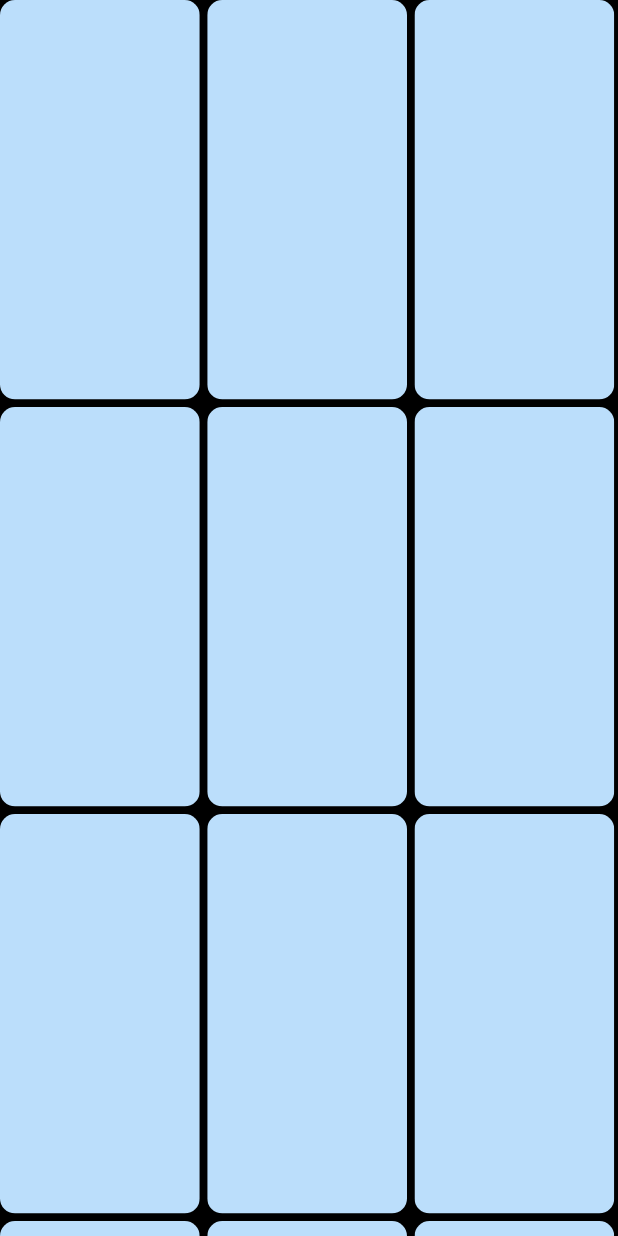
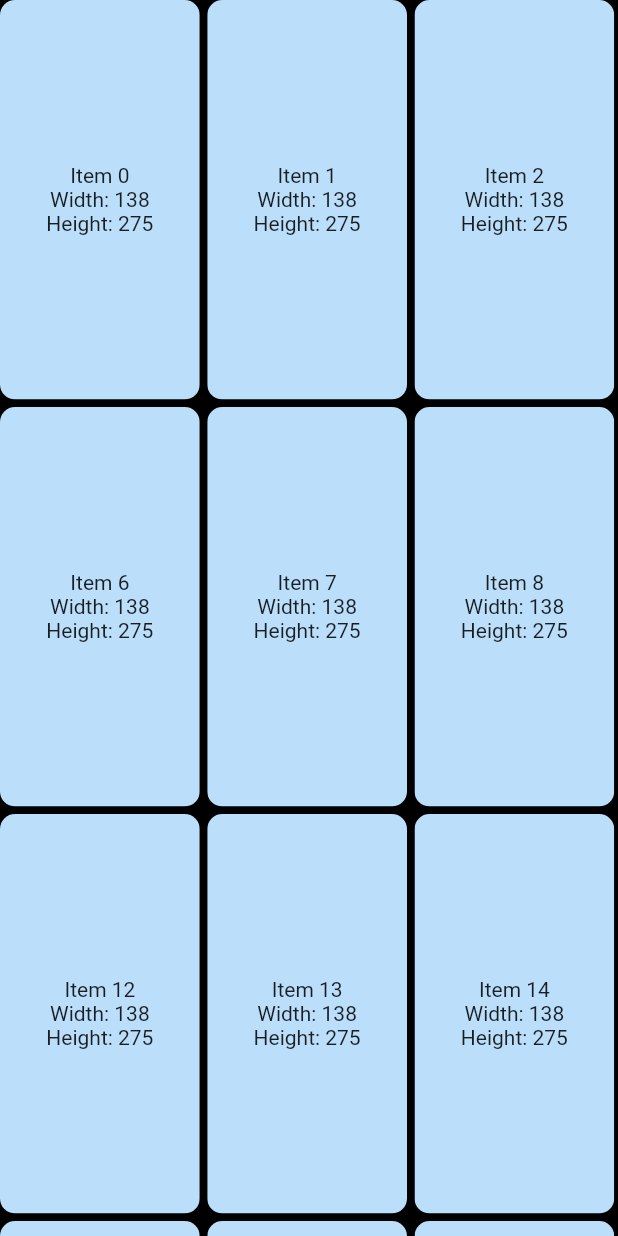
Before and after one commit to Roaa94/recipes_ui_app, a Flutter app: the screen it shows after launch, on a phone screen of 412 x 824 dp. Run offline on Flutter 3.47's test engine with Material 2 defaults, Android fonts, the phone set to English and light mode, and no system bars.

Commit message:
chore: another variation of yet another non-working grid

```diff
--- a/lib/playground/interactive_grid/home_page.dart
+++ b/lib/playground/interactive_grid/home_page.dart
@@ -1,6 +1,6 @@
 import 'package:flutter/material.dart';
 import 'package:flutter/services.dart';
-import 'package:flutter_vikings/playground/interactive_grid/interactive_grid.dart';
+import 'package:flutter_vikings/playground/interactive_grid/interactive_grid_3.dart';
 
 class HomePage extends StatelessWidget {
   const HomePage({Key? key}) : super(key: key);
@@ -9,10 +9,17 @@ class HomePage extends StatelessWidget {
   Widget build(BuildContext context) {
     SystemChrome.setSystemUIOverlayStyle(SystemUiOverlayStyle.light);
 
-    return const Scaffold(
+    return Scaffold(
       backgroundColor: Colors.black,
-      body: InteractiveGrid(
-        horizontalAxisCount: 6,
+      body: SafeArea(
+        child: InteractiveGrid(
+          maxHAxisCount: 6,
+          minHAxisCount: 3,
+          width: MediaQuery.of(context).size.width,
+          height: MediaQuery.of(context).size.height -
+              MediaQuery.of(context).padding.bottom -
+              MediaQuery.of(context).padding.top,
+        ),
       ),
     );
   }
--- a/lib/playground/interactive_grid/interactive_grid.dart
+++ b/lib/playground/interactive_grid/interactive_grid.dart
@@ -1,12 +1,20 @@
+import 'dart:developer';
+
 import 'package:flutter/material.dart';
 
 class InteractiveGrid extends StatefulWidget {
   const InteractiveGrid({
     Key? key,
-    required this.horizontalAxisCount,
+    required this.maxHAxisCount,
+    required this.minHAxisCount,
+    required this.height,
+    required this.width,
   }) : super(key: key);
 
-  final int horizontalAxisCount;
+  final double height;
+  final double width;
+  final int maxHAxisCount;
+  final int minHAxisCount;
 
   @override
   State<InteractiveGrid> createState() => _InteractiveGridState();
@@ -18,6 +26,11 @@ class _InteractiveGridState extends State<InteractiveGrid>
       TransformationController();
   Animation<Matrix4>? _snapAnimation;
   late final AnimationController _animationController;
+
+  late double gridChildWidth;
+  late double gridChildHeight;
+  late double gridWidth;
+  late double gridChildAspectRatio;
 
   void _onAnimateSnap() {
     _transformationController.value = _snapAnimation!.value;
@@ -34,27 +47,44 @@ class _InteractiveGridState extends State<InteractiveGrid>
     double scaleZ = previous.entry(2, 2);
     double xTranslation = previous.getTranslation().x;
     double yTranslation = previous.getTranslation().y;
+    double xDistance = xTranslation * scaleX;
+    double yDistance = yTranslation * scaleY;
+    bool snapToNextX =
+        xTranslation.abs() % gridChildWidth > gridChildWidth * 0.75;
+    bool snapToNextY =
+        yTranslation.abs() % gridChildHeight > gridChildHeight * 0.75;
+    int traveledXItems = snapToNextX
+        ? (xTranslation.abs() / gridChildWidth).ceil()
+        : (xTranslation.abs() / gridChildWidth).floor();
+    int traveledYItems = snapToNextY
+        ? (yTranslation.abs() / gridChildHeight).ceil()
+        : (yTranslation.abs() / gridChildHeight).floor();
+
+    log('translation: $xTranslation, $yTranslation');
+    log('current item traveled x distance: ${xDistance % gridChildWidth}');
+    log('current item traveled y distance: ${yTranslation.abs() % gridChildHeight}');
+    log('traveled items: $traveledXItems, $traveledYItems');
 
     Matrix4 updated = Matrix4.identity()
       ..setEntry(0, 0, scaleX)
       ..setEntry(1, 1, scaleY)
       ..setEntry(2, 2, scaleZ)
-      ..setTranslationRaw(-20, -20, 0);
-    print('Scales: $scaleX, $scaleY, $scaleZ');
-    print('updated $updated');
-    print('previous $previous');
+      ..setTranslationRaw(-traveledXItems * gridChildWidth * scaleX,
+          -traveledYItems * gridChildHeight * scaleY, 0);
+    log('Scales: $scaleX, $scaleY, $scaleZ');
     return updated;
   }
 
   void _initSnapAnimation() {
     _animationController.reset();
+    _updateTransformationMatrix(_transformationController.value);
     _snapAnimation = Matrix4Tween(
       begin: _transformationController.value,
       end: _updateTransformationMatrix(_transformationController.value),
     ).animate(
       CurvedAnimation(
         parent: _animationController,
-        curve: Curves.linear,
+        curve: Curves.easeInOut,
       ),
     );
     _snapAnimation!.addListener(_onAnimateSnap);
@@ -84,6 +114,11 @@ class _InteractiveGridState extends State<InteractiveGrid>
       vsync: this,
       duration: const Duration(milliseconds: 500),
     );
+
+    gridChildWidth = widget.width / widget.minHAxisCount;
+    gridChildHeight = widget.height / widget.minHAxisCount;
+    gridWidth = gridChildWidth * widget.maxHAxisCount;
+    gridChildAspectRatio = gridChildWidth / gridChildHeight;
   }
 
   @override
@@ -94,21 +129,13 @@ class _InteractiveGridState extends State<InteractiveGrid>
 
   @override
   Widget build(BuildContext context) {
-    Size screenSize = MediaQuery.of(context).size;
-    double gridWidth = screenSize.width * 2;
-    double gridChildAspectRatio = screenSize.width /
-        (screenSize.height - MediaQuery.of(context).padding.top);
-
     return InteractiveViewer(
       constrained: false,
       minScale: 1,
       maxScale: 3,
-      // boundaryMargin: EdgeInsets.only(
-      //   bottom: MediaQuery.of(context).padding.bottom,
-      // ),
       transformationController: _transformationController,
       onInteractionUpdate: (ScaleUpdateDetails details) {
-        // print(_transformationController.value.getTranslation().x);
+        // log(_transformationController.value.getTranslation().toString());
         // print(_transformationController.value.getMaxScaleOnAxis());
       },
       onInteractionEnd: (ScaleEndDetails details) {
@@ -121,18 +148,31 @@ class _InteractiveGridState extends State<InteractiveGrid>
         child: GridView.builder(
           physics: const NeverScrollableScrollPhysics(),
           gridDelegate: SliverGridDelegateWithFixedCrossAxisCount(
-            crossAxisCount: widget.horizontalAxisCount,
+            crossAxisCount: widget.maxHAxisCount,
+            childAspectRatio: gridChildAspectRatio,
             mainAxisSpacing: 5,
             crossAxisSpacing: 5,
-            childAspectRatio: gridChildAspectRatio,
           ),
-          itemCount: 52,
+          itemCount: 30,
           clipBehavior: Clip.none,
           itemBuilder: (context, i) {
             return ClipRRect(
               borderRadius: BorderRadius.circular(10),
-              child: Container(
-                color: Colors.blue.shade100,
+              child: GestureDetector(
+                onTap: () {
+                  print('tapped $i');
+                },
+                child: Container(
+                  color: Colors.blue.shade100,
+                  child: Column(
+                    mainAxisAlignment: MainAxisAlignment.center,
+                    children: [
+                      Text('Item $i'),
+                      Text('Width: ${gridChildWidth.ceil()}'),
+                      Text('Height: ${gridChildHeight.ceil()}'),
+                    ],
+                  ),
+                ),
               ),
             );
           },
--- /dev/null
+++ b/lib/playground/interactive_grid/interactive_grid_3.dart
@@ -0,0 +1,166 @@
+import 'dart:developer';
+
+import 'package:flutter/material.dart';
+
+class InteractiveGrid extends StatefulWidget {
+  const InteractiveGrid({
+    Key? key,
+    required this.maxHAxisCount,
+    required this.minHAxisCount,
+    required this.height,
+    required this.width,
+  }) : super(key: key);
+
+  final double height;
+  final double width;
+  final int maxHAxisCount;
+  final int minHAxisCount;
+
+  @override
+  State<InteractiveGrid> createState() => _InteractiveGridState();
+}
+
+class _InteractiveGridState extends State<InteractiveGrid>
+    with SingleTickerProviderStateMixin {
+  late final AnimationController _animationController;
+  Animation<Offset>? _snapOffsetAnimation;
+  Offset offset = const Offset(0, 0);
+  double scale = 1;
+
+  late double gridChildWidth;
+  late double gridChildHeight;
+  late double gridWidth;
+  late double gridChildAspectRatio;
+
+  _updateOffset(Offset previousOffset) {
+    bool snapToNextX =
+        previousOffset.dx.abs() % gridChildWidth > gridChildWidth * 0.75;
+    bool snapToNextY =
+        previousOffset.dy.abs() % gridChildHeight > gridChildHeight * 0.75;
+    int traveledXItems = snapToNextX
+        ? (previousOffset.dx.abs() / gridChildWidth).ceil()
+        : (previousOffset.dx.abs() / gridChildWidth).floor();
+    int traveledYItems = snapToNextY
+        ? (previousOffset.dy.abs() / gridChildHeight).ceil()
+        : (previousOffset.dy.abs() / gridChildHeight).floor();
+    return Offset(
+      -traveledXItems * gridChildWidth,
+      -traveledYItems * gridChildHeight,
+    );
+  }
+
+  void _onAnimateSnap() {
+    offset = _snapOffsetAnimation!.value;
+    if (!_animationController.isAnimating) {
+      _snapOffsetAnimation!.removeListener(_onAnimateSnap);
+      _snapOffsetAnimation = null;
+      _animationController.reset();
+    }
+  }
+
+  void _onScaleEnd(ScaleEndDetails details) {
+    _snapOffsetAnimation = Tween<Offset>(
+      begin: offset,
+      end: _updateOffset(offset),
+    ).animate(_animationController);
+    _snapOffsetAnimation!.addListener(_onAnimateSnap);
+    _animationController.forward();
+  }
+
+  // Stop a running reset to home transform animation.
+  void _animateResetStop() {
+    _animationController.stop();
+    _snapOffsetAnimation?.removeListener(_onAnimateSnap);
+    _snapOffsetAnimation = null;
+    _animationController.reset();
+  }
+
+  void _onScaleStart(ScaleStartDetails details) {
+    // If the user tries to cause a transformation while the snap animation is
+    // running, cancel the snap animation.
+    if (_animationController.status == AnimationStatus.forward) {
+      _animateResetStop();
+    }
+  }
+
+  @override
+  void initState() {
+    super.initState();
+    _animationController = AnimationController(
+      vsync: this,
+      duration: const Duration(milliseconds: 300),
+    );
+
+    gridChildWidth = widget.width / widget.minHAxisCount;
+    gridChildHeight = widget.height / widget.minHAxisCount;
+    gridWidth = gridChildWidth * widget.maxHAxisCount;
+    gridChildAspectRatio = gridChildWidth / gridChildHeight;
+  }
+
+  @override
+  Widget build(BuildContext context) {
+    return GestureDetector(
+      behavior: HitTestBehavior.opaque,
+      onScaleUpdate: (ScaleUpdateDetails details) {
+        double xPosition = offset.dx + details.focalPointDelta.dx;
+        double yPosition = offset.dy + details.focalPointDelta.dy;
+        setState(() {
+          offset = Offset(xPosition, yPosition);
+          // if (details.scale != 1) {
+          //   scale = details.scale;
+          // }
+        });
+        // log(details.scale.toString());
+      },
+      onScaleStart: _onScaleStart,
+      onScaleEnd: _onScaleEnd,
+      child: OverflowBox(
+        alignment: Alignment.topLeft,
+        minHeight: 0,
+        minWidth: 0,
+        maxWidth: gridWidth,
+        maxHeight: gridWidth / gridChildAspectRatio,
+        child: AnimatedBuilder(
+          animation: _animationController,
+          builder: (c, child) => Transform.translate(
+            offset: offset,
+            child: child,
+          ),
+          child: GridView.builder(
+            physics: const NeverScrollableScrollPhysics(),
+            gridDelegate: SliverGridDelegateWithFixedCrossAxisCount(
+              crossAxisCount: 6,
+              mainAxisSpacing: 5,
+              crossAxisSpacing: 5,
+              childAspectRatio: gridChildAspectRatio,
+            ),
+            itemCount: 52,
+            clipBehavior: Clip.none,
+            itemBuilder: (context, i) {
+              return Transform(
+                transform: Matrix4.identity(),
+                // ..setEntry(3, 2, 0.001)
+                // ..rotateY(45 * 3.14 / 180),
+                alignment: Alignment.centerLeft,
+                child: ClipRRect(
+                  borderRadius: BorderRadius.circular(10),
+                  child: Container(
+                    color: Colors.blue.shade100,
+                    child: Column(
+                      mainAxisAlignment: MainAxisAlignment.center,
+                      children: [
+                        Text('Item $i'),
+                        Text('Width: ${gridChildWidth.ceil()}'),
+                        Text('Height: ${gridChildHeight.ceil()}'),
+                      ],
+                    ),
+                  ),
+                ),
+              );
+            },
+          ),
+        ),
+      ),
+    );
+  }
+}
```
